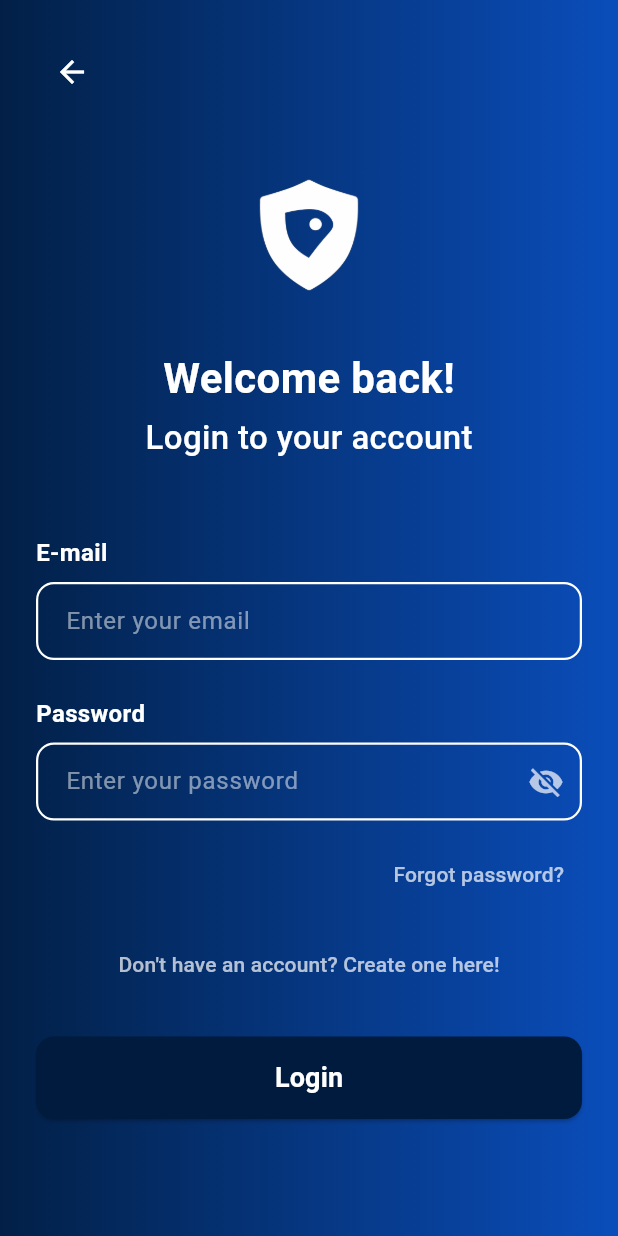
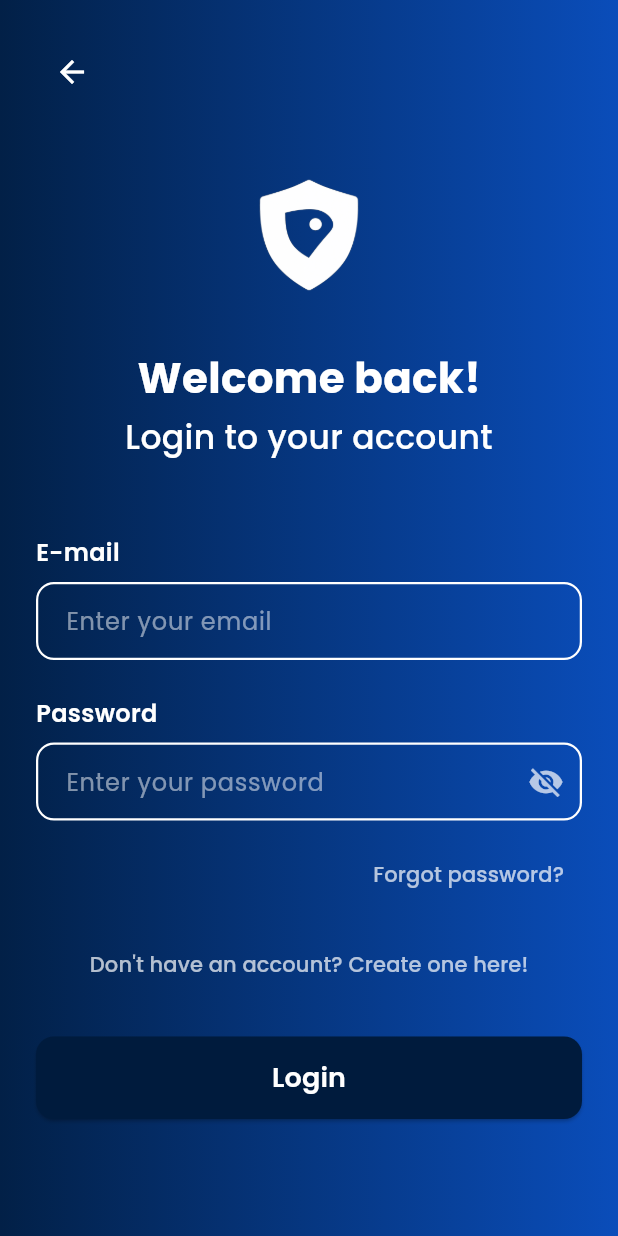
Before and after one commit to ardilyce/CS310_Project, a Flutter app: the screen it shows after launch, on a phone screen of 412 x 824 dp. Run offline on Flutter 3.47's test engine with Material 3 defaults, Android fonts, the phone set to English and light mode, and no system bars; our stand-ins replace image_picker.

Commit message:
font family added

```diff
--- a/lib/main.dart
+++ b/lib/main.dart
@@ -22,7 +22,7 @@ class MyApp extends StatelessWidget {
   Widget build(BuildContext context) {
     return MaterialApp(
       debugShowCheckedModeBanner: false,
-
+      theme: ThemeData(fontFamily: "Poppins"),
       initialRoute: '/splash',
 
       routes: {
```
Also changed, not shown: pubspec.yaml (+13 -3 lines), assets/fonts/Poppins-Bold.ttf (added), assets/fonts/Poppins-Medium.ttf (added), assets/fonts/Poppins-Regular.ttf (added), assets/fonts/Poppins-SemiBold.ttf (added).
